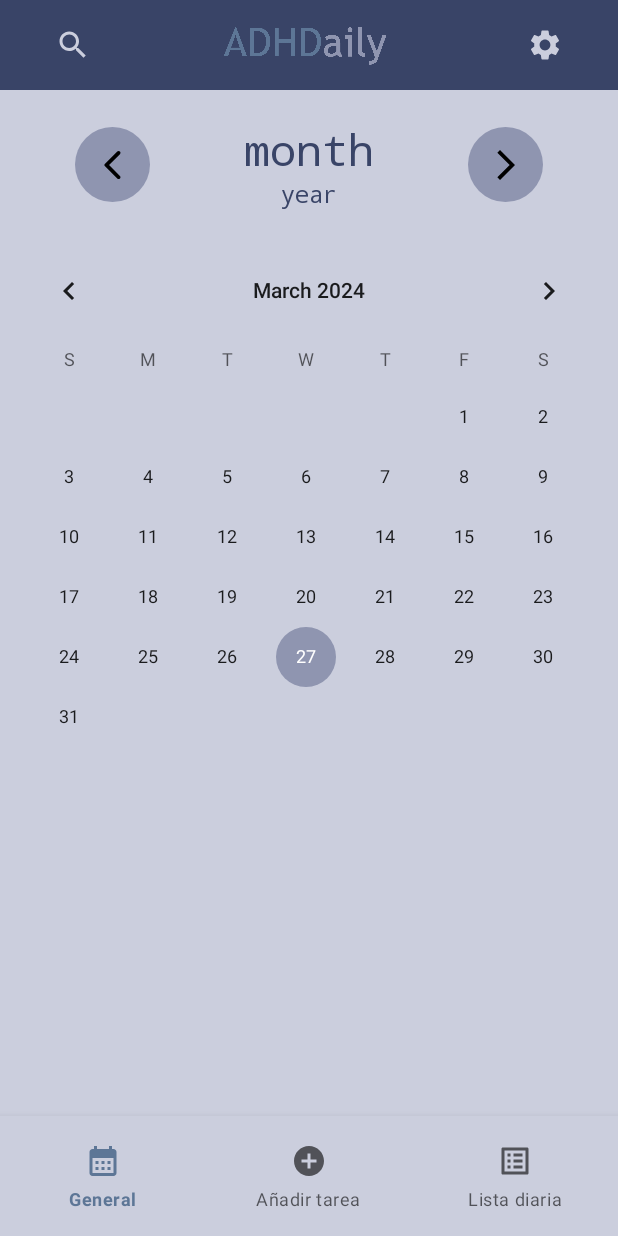
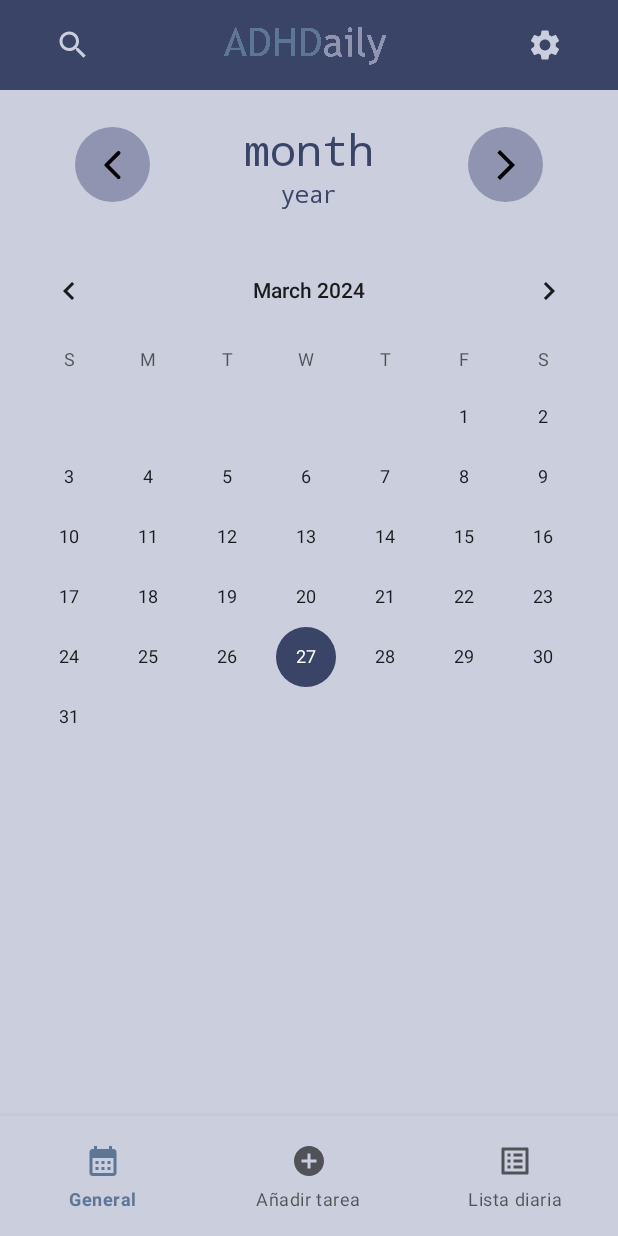
Before and after one commit to clopezldam1/ADHDaily, an Android app: the screen it shows after launch (MainActivity), after a tap on an icon or button, on a phone screen of 412 x 824 dp. Run offline under Robolectric (Android 15) with nearby library versions, the phone set to English and light mode, and no system bars; our stand-ins replace navigation-ui.

Commit message:
FIX - Ajustados algunos colores

```diff
--- a/app/src/main/res/layout/fragment_day_view.xml
+++ b/app/src/main/res/layout/fragment_day_view.xml
@@ -31,6 +31,7 @@
             android:focusable="true"
             android:background="@drawable/round_button"
             android:backgroundTint="?attr/colorSecondary"
+            android:foregroundGravity="center"
             android:src="@drawable/baseline_round_arrow_back_ios_24"
             tools:ignore="SpeakableTextPresentCheck,TouchTargetSizeCheck"/>
 
@@ -65,6 +66,7 @@
             android:layout_marginRight="40dp"
             android:background="@drawable/round_button"
             android:backgroundTint="?attr/colorSecondary"
+            android:foregroundGravity="center"
             android:src="@drawable/baseline_arrow_forward_ios_24"
             tools:ignore="SpeakableTextPresentCheck,TouchTargetSizeCheck" />
 
--- a/app/src/main/res/values-night/themes.xml
+++ b/app/src/main/res/values-night/themes.xml
@@ -9,6 +9,11 @@
         <item name="colorSecondary">@color/blue4</item>
         <item name="colorSecondaryVariant">@color/blue5dark</item>
         <item name="colorOnSecondary">@color/blue1</item>
+        <!-- Higlight color-->
+        <item name="colorAccent">?attr/colorPrimaryVariant</item>
+        <item name="colorControlActivated">?attr/colorPrimaryVariant</item>
+        <item name="colorControlHighlight">?attr/colorPrimaryVariant</item>
+
 
         <!-- Status bar color. -->
         <item name="android:statusBarColor">?attr/colorPrimaryVariant</item>
--- a/app/src/main/res/values/styles.xml
+++ b/app/src/main/res/values/styles.xml
@@ -22,7 +22,7 @@
     </style>
 
     <style name="rippleEffectTextViewNoBg" parent="Widget.AppCompat.TextView">
-        <item name="android:background">@drawable/click_ripple_effect_textview</item>
+        <item name="android:background">@drawable/click_ripple_effect_textview_nobg</item>
     </style>
 
 </resources>
--- a/app/src/main/res/values/themes.xml
+++ b/app/src/main/res/values/themes.xml
@@ -1,16 +1,21 @@
 <resources xmlns:tools="http://schemas.android.com/tools">
-    <!-- Base application theme. -->
+    <!-- Base application theme -->
     <style name="Theme.ADHDaily" parent="Theme.MaterialComponents.DayNight.DarkActionBar">
-        <!-- Primary brand color. -->
+        <!-- Primary brand color -->
         <item name="colorPrimary">@color/blue3</item>
         <item name="colorPrimaryVariant">@color/blue4</item>
         <item name="colorOnPrimary">@color/white</item>
-        <!-- Secondary brand color. -->
+        <!-- Secondary brand color -->
         <item name="colorSecondary">@color/blue2</item>
         <item name="colorSecondaryVariant">@color/blue1</item>
         <item name="colorOnSecondary">@color/black</item>
+        <!-- When control focus color -->
+        <item name="colorAccent">?attr/colorPrimaryVariant</item>
+        <item name="colorControlActivated">?attr/colorPrimaryVariant</item>
+        <item name="colorControlHighlight">?attr/colorPrimaryVariant</item>
 
-        <!-- Status bar color. -->
+
+        <!-- Status bar color -->
         <item name="android:statusBarColor">?attr/colorPrimaryVariant</item>
 
         <!-- View bg color -->
```
Also changed, not shown: app/src/main/res/drawable/click_ripple_effect_button.xml (added, +10 -0 lines), app/src/main/res/drawable/click_ripple_effect_textview_nobg.xml (renamed from app/src/main/res/drawable/click_ripple_effect_textview.xml).
